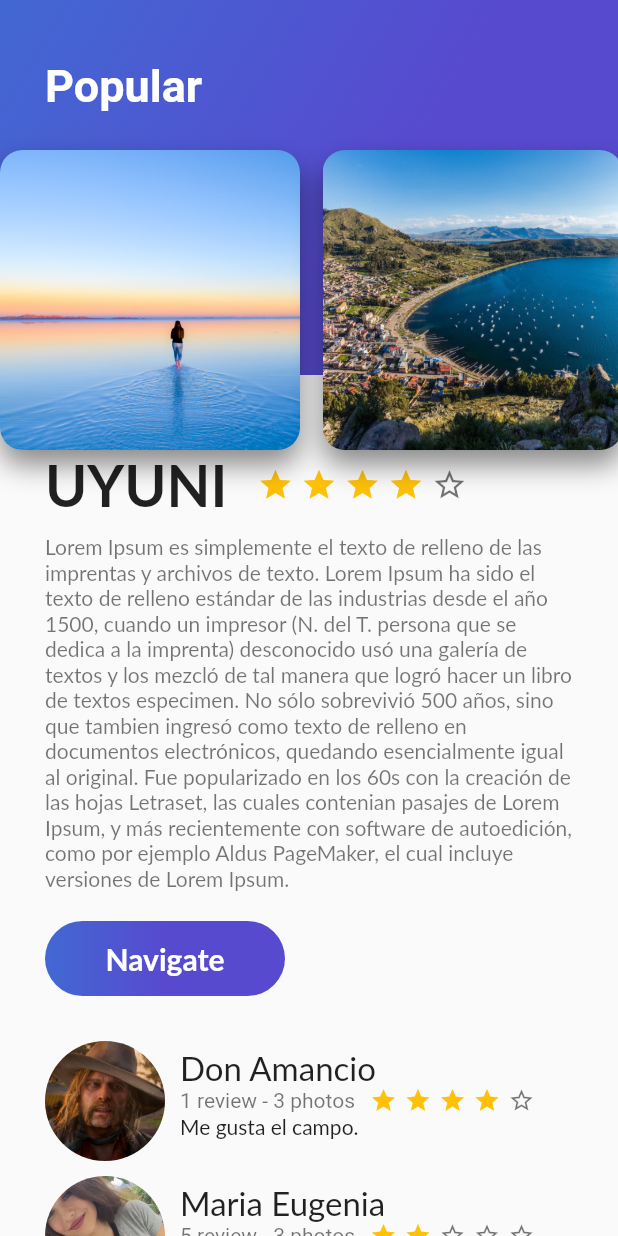
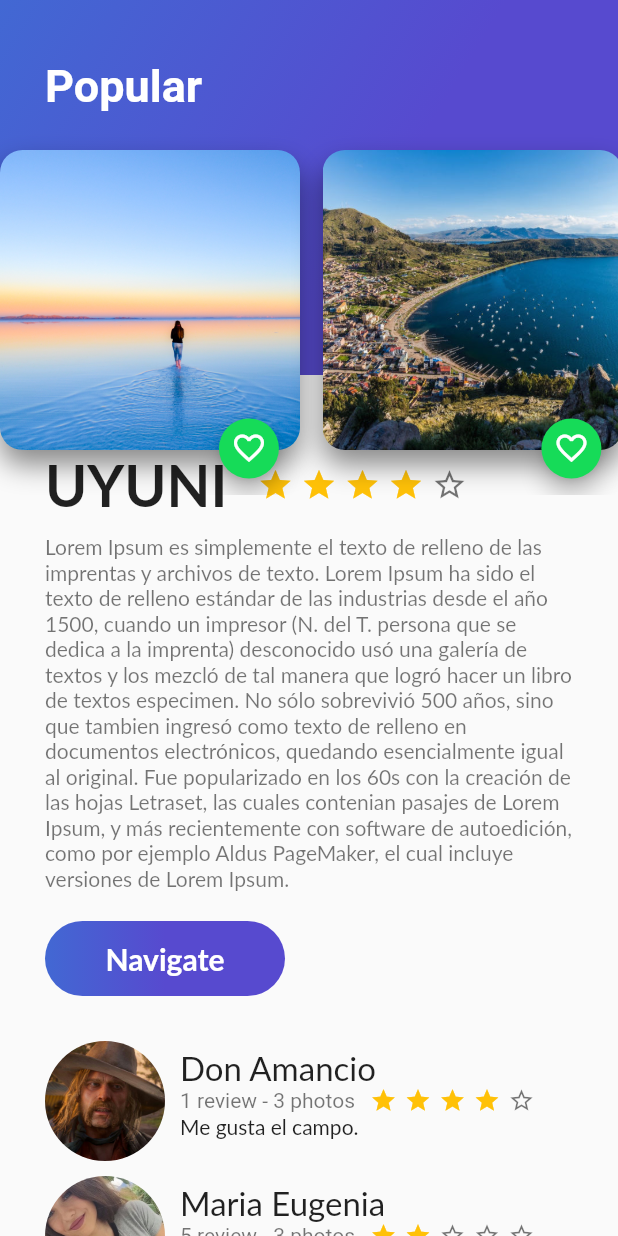
Before and after one commit to DonAmancio/places_Proyect, a Flutter app: the screen it shows after launch, on a phone screen of 412 x 824 dp. Run offline on Flutter 3.47's test engine with Material 2 defaults, Android fonts, the phone set to English and light mode, and no system bars; Roboto replaces fonts that are missing (Lato, lato).

Commit message:
floating action button

```diff
--- a/lib/card_image.dart
+++ b/lib/card_image.dart
@@ -1,4 +1,5 @@
 import 'package:flutter/material.dart';
+import 'package:places_proyecto/fab_green.dart';
 
 class CardImage extends StatelessWidget{
 
@@ -8,7 +9,7 @@ class CardImage extends StatelessWidget{
   @override
   Widget build(BuildContext context) {
     //cardImage
-    final cardImage = Padding(
+    final card = Padding(
       padding: EdgeInsets.only(
         top: 100,
         right: 15 ,
@@ -35,6 +36,15 @@ class CardImage extends StatelessWidget{
           ),
         ),
     );
+
+    //stack
+    final cardImage= Stack(
+      alignment: Alignment(0.7 , 0.95),
+      children:<Widget> [
+        card,
+        FabGreen()
+      ],
+    );
     return cardImage;
   }
 
--- /dev/null
+++ b/lib/fab_green.dart
@@ -0,0 +1,40 @@
+import 'package:flutter/material.dart';
+//floating action button
+class FabGreen extends StatefulWidget{
+  @override
+  State<StatefulWidget> createState() {
+    return  _FabGreen();
+  }
+
+}
+
+class _FabGreen extends State<FabGreen> {
+
+  var _fabIcon= Icons.favorite_border;
+
+  void onPressedfav(){
+    //setState () actualiza el estado del widget
+    setState(() {
+      if(_fabIcon == Icons.favorite_border){
+        _fabIcon = Icons.favorite;
+      }else{
+
+        _fabIcon = Icons.favorite_border;
+      }
+    });
+  }
+  @override
+  Widget build(BuildContext context){
+    final fabGreen= FloatingActionButton(
+      backgroundColor: Color(0xff16db58),
+      mini: true,
+      tooltip: "fab",
+      child: Icon(
+            _fabIcon
+      ),
+        onPressed: onPressedfav,
+    );
+    return fabGreen;
+  }
+
+}
```
